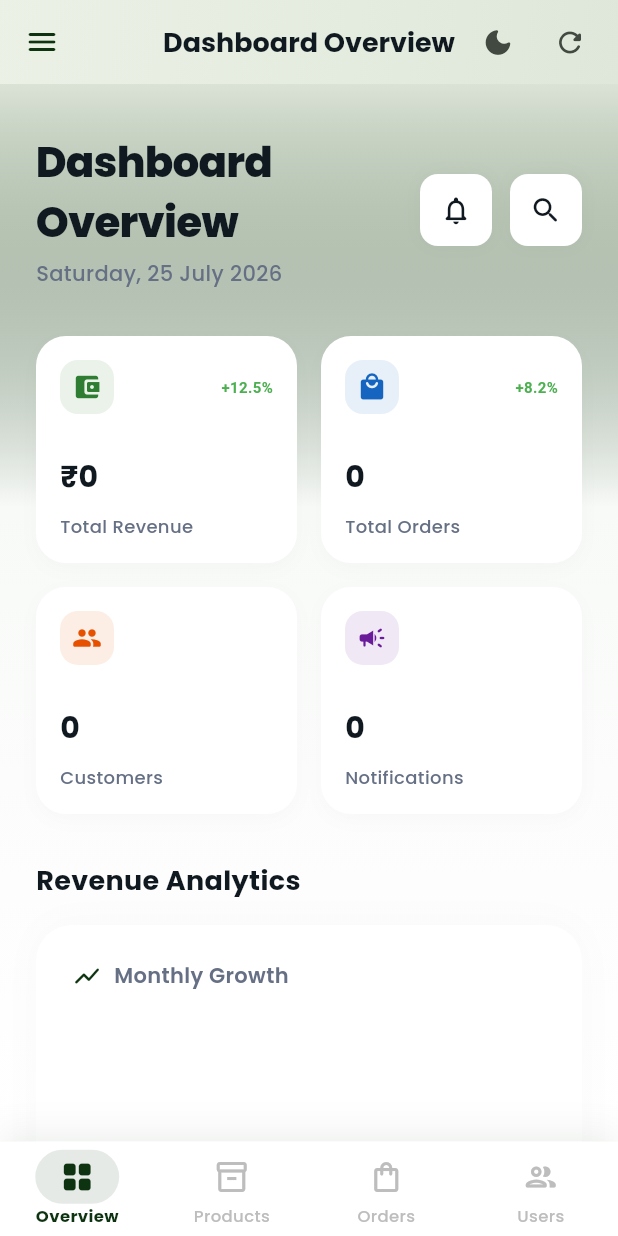
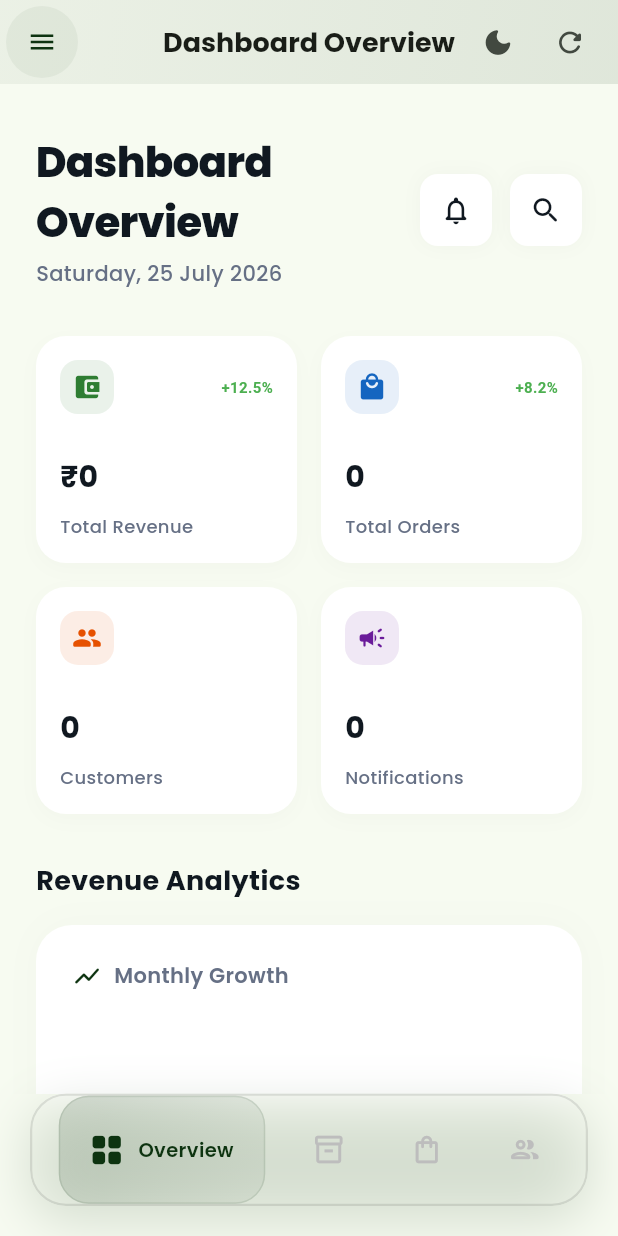
Before and after one commit to ShubhamkrTiwari/adminkosmico, a Flutter app: the DashboardMain screen opened directly, on a phone screen of 412 x 824 dp. Run offline on Flutter 3.47's test engine with Material 3 defaults, Android fonts, the phone set to English and light mode, and no system bars; our stand-ins replace cached_network_image, device_preview, file_picker, fl_chart, flutter_secure_storage, google_fonts and 1 more; accounts and stored records are empty; network calls fail; statements that could not run were skipped.

Commit message:
UI: Enhance bottom navigation bar with gradient highlight and light black outline

```diff
--- a/lib/views/dashboard/dashboard_main.dart
+++ b/lib/views/dashboard/dashboard_main.dart
@@ -1,3 +1,4 @@
+import 'dart:ui';
 import 'package:flutter/material.dart';
 import 'package:provider/provider.dart';
 import 'package:google_fonts/google_fonts.dart';
@@ -6,10 +7,6 @@ import '../../providers/theme_provider.dart';
 import '../../providers/dashboard_provider.dart';
 import '../../providers/product_provider.dart';
 import '../../providers/category_provider.dart';
-import '../../providers/order_provider.dart';
-import '../../providers/user_provider.dart';
-import '../../providers/payment_provider.dart';
-import '../../providers/update_provider.dart';
 import '../../providers/maintenance_provider.dart';
 import '../../widgets/sidebar.dart';
 import 'overview_tab.dart';
@@ -30,9 +27,25 @@ class DashboardMain extends StatefulWidget {
   State<DashboardMain> createState() => _DashboardMainState();
 }
 
-class _DashboardMainState extends State<DashboardMain> {
+class _DashboardMainState extends State<DashboardMain> with SingleTickerProviderStateMixin {
   int _selectedIndex = 0;
   final GlobalKey<ScaffoldState> _scaffoldKey = GlobalKey<ScaffoldState>();
+  late AnimationController _menuController;
+
+  @override
+  void initState() {
+    super.initState();
+    _menuController = AnimationController(
+      vsync: this,
+      duration: const Duration(milliseconds: 450),
+    );
+  }
+
+  @override
+  void dispose() {
+    _menuController.dispose();
+    super.dispose();
+  }
 
   final List<String> _titles = [
     'Dashboard Overview',
@@ -47,12 +60,12 @@ class _DashboardMainState extends State<DashboardMain> {
     'Maintenance'
   ];
 
-  int _getBottomNavIndex(int tabIndex) {
+  int? _getBottomNavIndex(int tabIndex) {
     if (tabIndex == 0) return 0; // Overview
     if (tabIndex == 1) return 1; // Products
     if (tabIndex == 4) return 2; // Orders
     if (tabIndex == 5) return 3; // Users
-    return 0; // Default to first if not in bottom nav
+    return null;
   }
 
   int _getTabIndexFromBottomNav(int navIndex) {
@@ -70,29 +83,54 @@ class _DashboardMainState extends State<DashboardMain> {
 
     return Scaffold(
       key: _scaffoldKey,
+      onDrawerChanged: (isOpen) {
+        if (isOpen) {
+          _menuController.forward();
+        } else {
+          _menuController.reverse();
+        }
+      },
       appBar: AppBar(
         flexibleSpace: Container(
           decoration: BoxDecoration(
             gradient: LinearGradient(
               begin: Alignment.topLeft,
               end: Alignment.bottomRight,
-              colors: [
-                AppColors.primary.withOpacity(0.05),
-                AppColors.primary.withOpacity(0.1),
+              colors: themeProvider.themeMode == ThemeMode.dark
+                ? [
+                    AppColors.primaryLight.withValues(alpha: 0.1),
+                    AppColors.darkBg.withValues(alpha: 0.1),
+                  ]
+                : [
+                    AppColors.primary.withValues(alpha: 0.05),
+                    AppColors.primary.withValues(alpha: 0.1),
                   ],
             ),
           ),
         ),
-        leading: !isDesktop ? IconButton(
-          icon: const Icon(Icons.menu_rounded, color: AppColors.primary),
+        leading: !isDesktop ? Center(
+          child: Container(
+            decoration: BoxDecoration(
+              color: (themeProvider.themeMode == ThemeMode.dark ? Colors.white : AppColors.primary).withValues(alpha: 0.05),
+              shape: BoxShape.circle,
+            ),
+            child: IconButton(
+              icon: AnimatedIcon(
+                icon: AnimatedIcons.menu_close,
+                progress: _menuController,
+                color: themeProvider.themeMode == ThemeMode.dark ? AppColors.primaryLight : AppColors.primary,
+                size: 20,
+              ),
               onPressed: () => _scaffoldKey.currentState?.openDrawer(),
+            ),
+          ),
         ) : null,
         title: Text(
           _titles[_selectedIndex],
           style: GoogleFonts.poppins(
             fontWeight: FontWeight.w700,
             fontSize: 18,
-            color: AppColors.textDark,
+            color: themeProvider.themeMode == ThemeMode.dark ? AppColors.darkTextPrimary : AppColors.textDark,
           ),
         ),
         centerTitle: true,
@@ -128,49 +166,53 @@ class _DashboardMainState extends State<DashboardMain> {
         },
       ),
       bottomNavigationBar: !isDesktop
-          ? Container(
+          ? SafeArea(
+              child: Container(
+                height: 75,
+                margin: const EdgeInsets.fromLTRB(20, 0, 20, 20),
                 decoration: BoxDecoration(
-                color: Colors.white,
+                  borderRadius: BorderRadius.circular(24),
                   boxShadow: [
                     BoxShadow(
-                    color: AppColors.primary.withOpacity(0.08),
-                    blurRadius: 20,
-                    offset: const Offset(0, -5),
+                      color: (themeProvider.themeMode == ThemeMode.dark ? Colors.black : AppColors.primary).withValues(alpha: 0.15),
+                      blurRadius: 30,
+                      offset: const Offset(0, 10),
                     ),
                   ],
                 ),
                 child: ClipRRect(
-                child: BottomNavigationBar(
-                  currentIndex: _getBottomNavIndex(_selectedIndex),
-                  onTap: (index) {
-                    setState(() => _selectedIndex = _getTabIndexFromBottomNav(index));
-                  },
-                  type: BottomNavigationBarType.fixed,
-                  backgroundColor: Colors.white.withOpacity(0.95), // Slight transparency to blend
-                  elevation: 0,
-                  selectedItemColor: AppColors.primary,
-                  unselectedItemColor: Colors.grey.shade400,
-                  selectedLabelStyle: GoogleFonts.poppins(
-                    fontWeight: FontWeight.bold,
-                    fontSize: 11,
-                    color: AppColors.primary,
+                  borderRadius: BorderRadius.circular(24),
+                  child: BackdropFilter(
+                    filter: ImageFilter.blur(sigmaX: 12, sigmaY: 12),
+                    child: Container(
+                      padding: const EdgeInsets.symmetric(horizontal: 8),
+                      decoration: BoxDecoration(
+                        color: themeProvider.themeMode == ThemeMode.dark
+                            ? AppColors.darkSurface.withValues(alpha: 0.8)
+                            : Colors.white.withValues(alpha: 0.8),
+                        borderRadius: BorderRadius.circular(24),
+                        border: Border.all(
+                          color: Colors.black.withValues(alpha: 0.1),
+                          width: 1.5
                         ),
-                  unselectedLabelStyle: GoogleFonts.poppins(
-                    fontWeight: FontWeight.w500,
-                    fontSize: 11,
                       ),
-                  items: [
-                    _buildBottomNavItem(Icons.grid_view_rounded, 'Overview', 0),
-                    _buildBottomNavItem(Icons.inventory_2_outlined, 'Products', 1),
-                    _buildBottomNavItem(Icons.shopping_bag_outlined, 'Orders', 2),
-                    _buildBottomNavItem(Icons.people_outline_rounded, 'Users', 3),
+                      child: Row(
+                        mainAxisAlignment: MainAxisAlignment.spaceAround,
+                        children: [
+                          _buildNavButton(Icons.grid_view_rounded, 'Overview', 0, themeProvider.themeMode == ThemeMode.dark),
+                          _buildNavButton(Icons.inventory_2_outlined, 'Products', 1, themeProvider.themeMode == ThemeMode.dark),
+                          _buildNavButton(Icons.shopping_bag_outlined, 'Orders', 2, themeProvider.themeMode == ThemeMode.dark),
+                          _buildNavButton(Icons.people_outline_rounded, 'Users', 3, themeProvider.themeMode == ThemeMode.dark),
                         ],
+                      ),
+                    ),
+                  ),
                 ),
               ),
             )
           : null,
       body: Container(
-        decoration: BoxDecoration(gradient: AppColors.subtleGradient),
+        decoration: BoxDecoration(gradient: AppColors.getSubtleGradient(themeProvider.themeMode == ThemeMode.dark)),
         child: Row(
           children: [
             if (isDesktop)
@@ -184,16 +226,16 @@ class _DashboardMainState extends State<DashboardMain> {
                 child: IndexedStack(
                   index: _selectedIndex,
                   children: const [
-                    OverviewTab(),
-                    ProductsTab(),
-                    CategoriesTab(),
-                    CouponsTab(),
-                    OrdersTab(),
-                    UsersTab(),
-                    NotificationsTab(),
-                    PaymentsTab(),
-                    UpdatesTab(),
-                    MaintenanceTab(),
+                    OverviewTab(key: ValueKey('overview')),
+                    ProductsTab(key: ValueKey('products')),
+                    CategoriesTab(key: ValueKey('categories')),
+                    CouponsTab(key: ValueKey('coupons')),
+                    OrdersTab(key: ValueKey('orders')),
+                    UsersTab(key: ValueKey('users')),
+                    NotificationsTab(key: ValueKey('notifications')),
+                    PaymentsTab(key: ValueKey('payments')),
+                    UpdatesTab(key: ValueKey('updates')),
+                    MaintenanceTab(key: ValueKey('maintenance')),
                   ],
                 ),
               ),
@@ -208,19 +250,79 @@ class _DashboardMainState extends State<DashboardMain> {
 
   void _showCategoryDialog(BuildContext context) {}
 
-  BottomNavigationBarItem _buildBottomNavItem(IconData icon, String label, int index) {
-    final isSelected = _getBottomNavIndex(_selectedIndex) == index;
-    return BottomNavigationBarItem(
-      icon: AnimatedContainer(
-        duration: const Duration(milliseconds: 200),
-        padding: EdgeInsets.symmetric(horizontal: 16, vertical: 6),
+  Widget _buildNavButton(IconData icon, String label, int index, bool isDark) {
+    final navIndex = _getBottomNavIndex(_selectedIndex);
+    final isSelected = navIndex == index;
+    final primaryColor = isDark ? AppColors.primaryLight : AppColors.primary;
+
+    return GestureDetector(
+      onTap: () {
+        if (!isSelected) {
+          setState(() => _selectedIndex = _getTabIndexFromBottomNav(index));
+        }
+      },
+      child: AnimatedContainer(
+        duration: const Duration(milliseconds: 500),
+        curve: Curves.easeOutQuint,
+        padding: EdgeInsets.symmetric(horizontal: isSelected ? 20 : 12, vertical: 10),
         decoration: BoxDecoration(
-          color: isSelected ? AppColors.primary.withOpacity(0.1) : Colors.transparent,
+          gradient: isSelected
+            ? LinearGradient(
+                begin: Alignment.topLeft,
+                end: Alignment.bottomRight,
+                colors: [
+                  primaryColor.withValues(alpha: 0.15),
+                  primaryColor.withValues(alpha: 0.05),
+                ],
+              )
+            : null,
           borderRadius: BorderRadius.circular(20),
+          border: isSelected
+            ? Border.all(color: primaryColor.withValues(alpha: 0.1), width: 1)
+            : null,
         ),
-        child: Icon(icon),
+        child: Row(
+          mainAxisSize: MainAxisSize.min,
+          children: [
+            AnimatedRotation(
+              turns: isSelected ? 1.0 : 0,
+              duration: const Duration(milliseconds: 1000),
+              curve: Curves.elasticOut,
+              child: AnimatedScale(
+                scale: isSelected ? 1.15 : 1.0,
+                duration: const Duration(milliseconds: 600),
+                curve: Curves.elasticOut,
+                child: Icon(
+                  icon,
+                  color: isSelected ? primaryColor : (isDark ? Colors.white54 : Colors.grey.shade400),
+                  size: 22,
                 ),
-      label: label,
+              ),
+            ),
+            ClipRect(
+              child: AnimatedAlign(
+                duration: const Duration(milliseconds: 500),
+                curve: Curves.easeOutQuint,
+                alignment: Alignment.centerLeft,
+                widthFactor: isSelected ? 1.0 : 0.0,
+                child: Padding(
+                  padding: const EdgeInsets.only(left: 10.0),
+                  child: Text(
+                    label,
+                    maxLines: 1,
+                    softWrap: false,
+                    style: GoogleFonts.poppins(
+                      color: primaryColor,
+                      fontWeight: FontWeight.w600,
+                      fontSize: 13,
+                    ),
+                  ),
+                ),
+              ),
+            ),
+          ],
+        ),
+      ),
     );
   }
 }
```
Also changed, not shown: 1 other file. Lines whose indentation alone changed are shown as unchanged.
